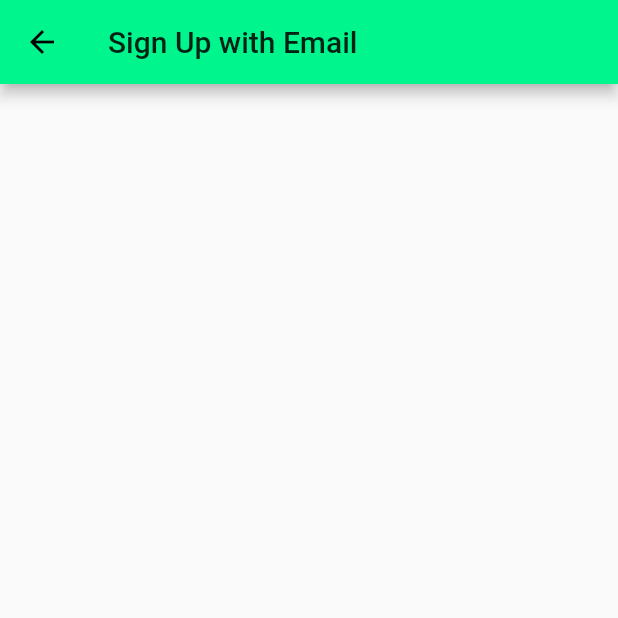
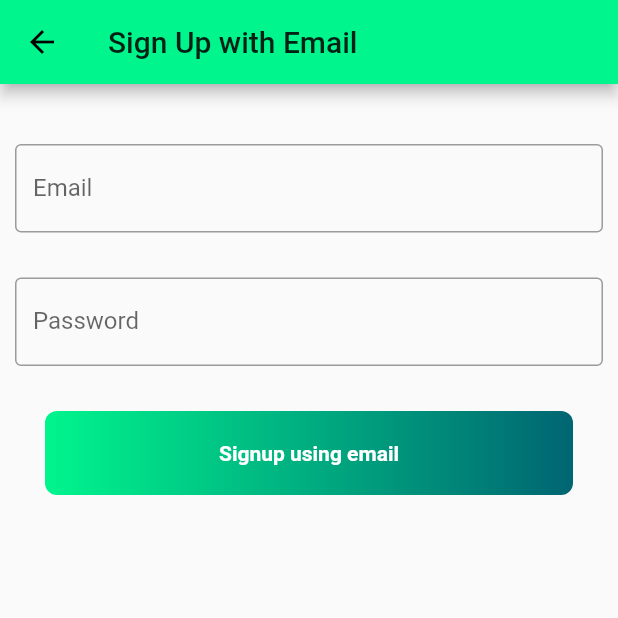
Before and after one commit to hasibullah1811/Flutter-Firebase-dailytask-app, a Flutter app: the EmailPassSignupScreen screen opened directly, on a phone screen of 412 x 824 dp, the top half of it. Run offline on Flutter 3.47's test engine with Material 2 defaults, Android fonts, the phone set to English and light mode, and no system bars; our stand-ins replace firebase_auth, font_awesome_flutter; accounts and stored records are empty.

Commit message:
emailPassSignupScreen Updated to accept the email and pass

```diff
--- a/daily_task/lib/screens/emailPassSignup.dart
+++ b/daily_task/lib/screens/emailPassSignup.dart
@@ -1,3 +1,5 @@
+import 'package:daily_task/config/config.dart';
+import 'package:firebase_auth/firebase_auth.dart';
 import 'package:flutter/material.dart';
 
 class EmailPassSignupScreen extends StatefulWidget {
@@ -6,6 +8,10 @@ class EmailPassSignupScreen extends StatefulWidget {
 }
 
 class _EmailPassSignupScreenState extends State<EmailPassSignupScreen> {
+  final TextEditingController _emailController = TextEditingController();
+  final TextEditingController _passController = TextEditingController();
+
+  final FirebaseAuth _auth = FirebaseAuth.instance;
   @override
   Widget build(BuildContext context) {
     return Scaffold(
@@ -17,11 +23,101 @@ class _EmailPassSignupScreenState extends State<EmailPassSignupScreen> {
           width: MediaQuery.of(context).size.width,
           child: Column(
             children: <Widget>[
+              //Email text Field
+              Container(
+                padding: EdgeInsets.all(10.0),
+                margin: EdgeInsets.only(top: 30.0),
+                child: TextField(
+                  controller: _emailController,
+                  decoration: InputDecoration(
+                    border: OutlineInputBorder(),
+                    labelText: "Email",
+                    hintText: "Enter your email here",
+                  ),
+                  keyboardType: TextInputType.emailAddress,
+                ),
+              ),
 
+              //Password Input Field
+              Container(
+                padding: EdgeInsets.all(10.0),
+                margin: EdgeInsets.only(top: 10.0),
+                child: TextField(
+                  controller: _passController,
+                  decoration: InputDecoration(
+                    border: OutlineInputBorder(),
+                    labelText: "Password",
+                    hintText: "Enter your password here",
+                  ),
+                  obscureText: true,
+                ),
+              ),
+
+              InkWell(
+                onTap: () {
+                  _signup();
+                },
+                child: Container(
+                  decoration: BoxDecoration(
+                    gradient: LinearGradient(
+                      colors: [
+                        primaryColor,
+                        secondaryColor,
+                      ],
+                    ),
+                    borderRadius: BorderRadius.circular(8.0),
+                  ),
+                  width: MediaQuery.of(context).size.width,
+                  margin: EdgeInsets.symmetric(horizontal: 30, vertical: 20),
+                  padding: EdgeInsets.symmetric(horizontal: 30, vertical: 20),
+                  child: Center(
+                      child: Text(
+                    "Signup using email",
+                    style: TextStyle(
+                        color: Colors.white, fontWeight: FontWeight.bold),
+                  )),
+                ),
+              ),
             ],
           ),
         ),
       ),
     );
   }
+
+  void _signup() {
+    String email = _emailController.text.trim();
+    String password = _passController.text;
+
+    if (email.isNotEmpty && password.isNotEmpty) {
+      _auth.createUserWithEmailAndPassword(
+        email: email,
+        password: password,
+      );
+    } else {
+      showDialog(
+          context: context,
+          builder: (ctx) {
+            return AlertDialog(
+              shape: RoundedRectangleBorder(
+                borderRadius: BorderRadius.circular(16.0),
+              ),
+              title: Text("Error.."),
+              content: Text(
+                "Please provide Email & Password",
+              ),
+              actions: <Widget>[
+                FlatButton(
+                  child: Text("Ok"),
+                  onPressed: () {
+                    _emailController.text = "";
+                    _passController.text = "";
+                    Navigator.of(ctx).pop();
+                  },
+                )
+              ],
+            );
+          });
+    }
+  }
 }
```
